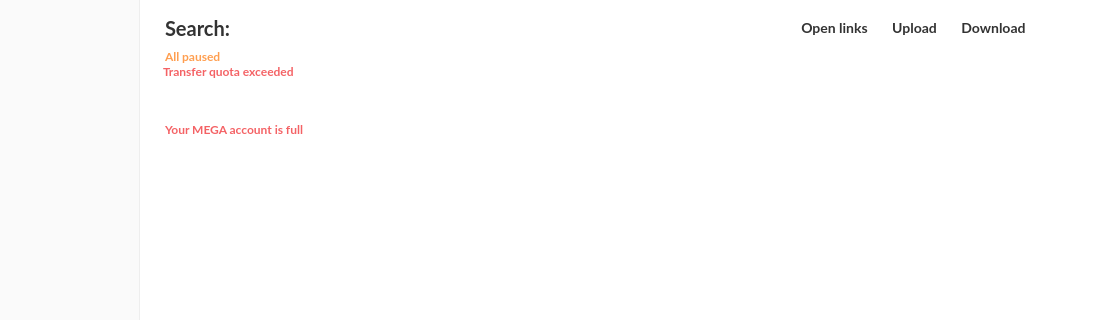
Above: src/MEGASync/transfers/gui/win/TransferManager.ui from meganz/MEGAsync before the change; both pictures show x 116 to 1225 and y 0 to 320 of the 1225 by 718 pixel window. Below: the same form after it.
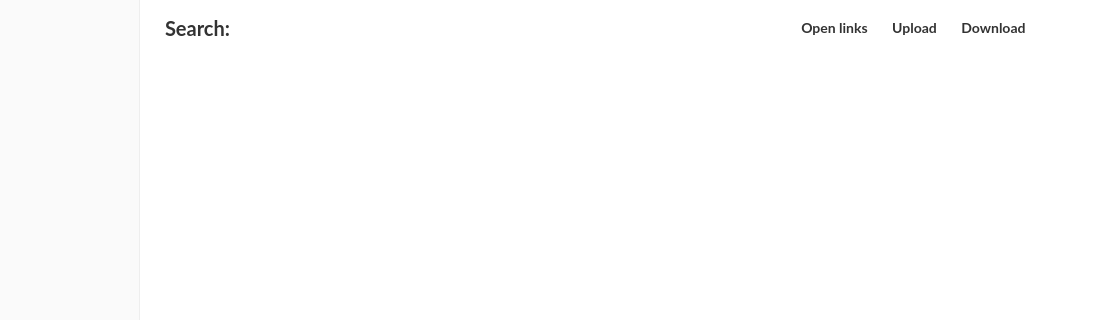
That is the form after the change. The open tabs and pages were chosen to show the change. Icons and pictures are not drawn. Custom widgets are drawn as their Qt base class.

What changed in the file:
```diff
--- a/src/MEGASync/transfers/gui/win/TransferManager.ui
+++ b/src/MEGASync/transfers/gui/win/TransferManager.ui
@@ -2978,6 +2978,57 @@
              </item>
             </layout>
            </widget>
+           <widget class="QWidget" name="pStalledIssuesHeaderInfo">
+            <layout class="QHBoxLayout" name="horizontalLayout_2">
+             <item>
+              <spacer name="horizontalSpacer_16">
+               <property name="orientation">
+                <enum>Qt::Horizontal</enum>
+               </property>
+               <property name="sizeHint" stdset="0">
+                <size>
+                 <width>40</width>
+                 <height>20</height>
+                </size>
+               </property>
+              </spacer>
+             </item>
+             <item>
+              <widget class="SomeIssuesOccurredMessage" name="stalledIssuesContainer" native="true">
+               <layout class="QHBoxLayout" name="horizontalLayout_5">
+                <property name="spacing">
+                 <number>0</number>
+                </property>
+                <property name="leftMargin">
+                 <number>6</number>
+                </property>
+                <property name="topMargin">
+                 <number>0</number>
+                </property>
+                <property name="rightMargin">
+                 <number>6</number>
+                </property>
+                <property name="bottomMargin">
+                 <number>0</number>
+                </property>
+               </layout>
+              </widget>
+             </item>
+             <item>
+              <spacer name="horizontalSpacer_17">
+               <property name="orientation">
+                <enum>Qt::Horizontal</enum>
+               </property>
+               <property name="sizeHint" stdset="0">
+                <size>
+                 <width>40</width>
+                 <height>20</height>
+                </size>
+               </property>
+              </spacer>
+             </item>
+            </layout>
+           </widget>
           </widget>
          </item>
         </layout>
```
